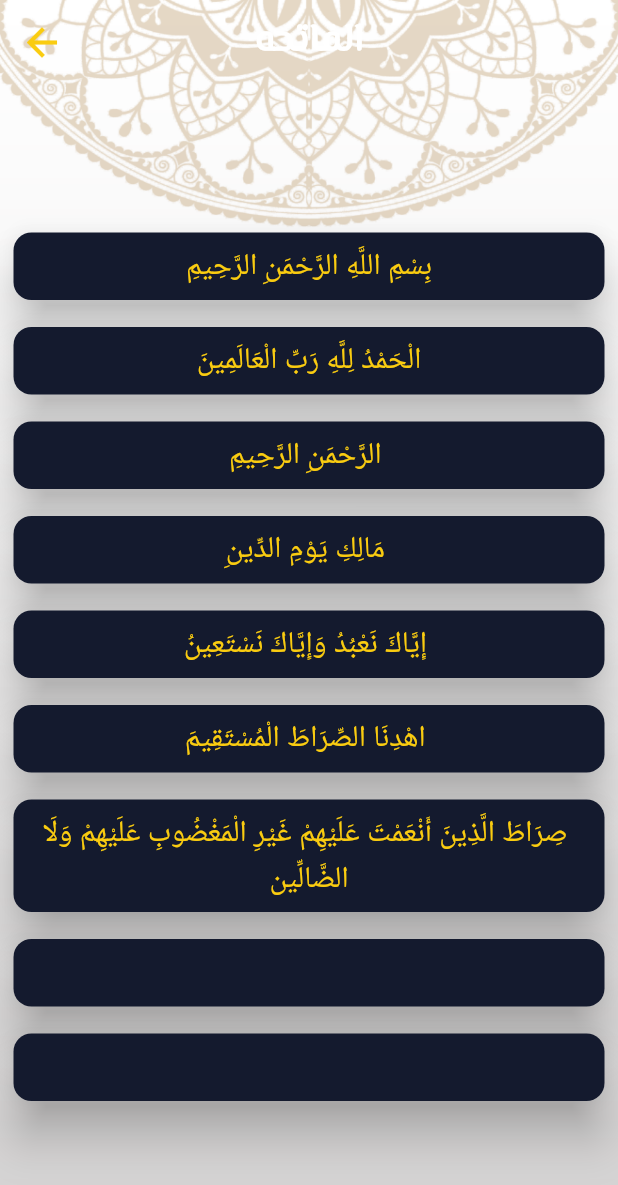
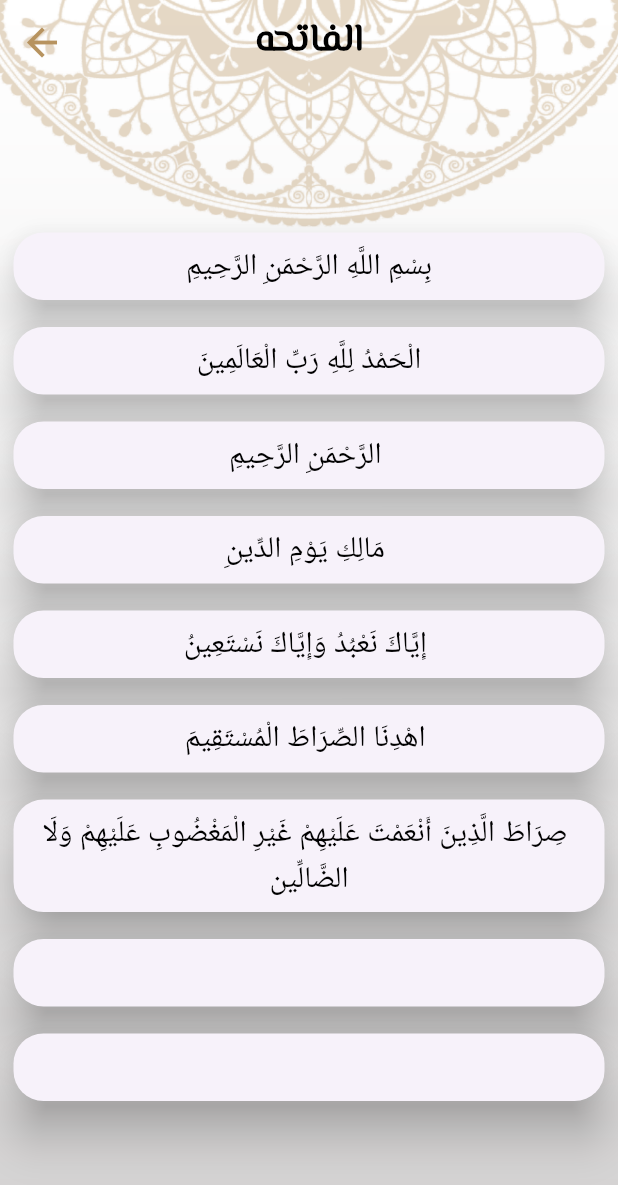
Before and after one commit to ahmeedmoheey/quran-app, a Flutter app: the screen it shows after launch, after a tap on "الفاتحه", on a phone screen of 412 x 824 dp. Shown: the top 1185 px of the screen. Run offline on Flutter 3.47's test engine with Material 3 defaults, Android fonts, the phone set to English and light mode, and no system bars.

```diff
--- a/lib/config/theme/mytheme.dart
+++ b/lib/config/theme/mytheme.dart
@@ -3,7 +3,7 @@ import 'package:projects/core/utls/color_manager.dart';
 import 'package:projects/core/utls/fonts_manager.dart';
 
 class MyTheme {
-static bool isDrakEnabled = true;
+static bool isDrakEnabled = false;
   static final ThemeData lightTheme = ThemeData(
 
       primaryColor: ColorManager.goldColor,
--- a/lib/my_app/my_app.dart
+++ b/lib/my_app/my_app.dart
@@ -20,7 +20,7 @@ class MyApp extends StatelessWidget {
       initialRoute: RoutsManager.splashRoute,
       theme: MyTheme.lightTheme,
       darkTheme: MyTheme.darkTheme,
-      themeMode: ThemeMode.dark,
+      themeMode: ThemeMode.light,
     );
   }
 }
```
